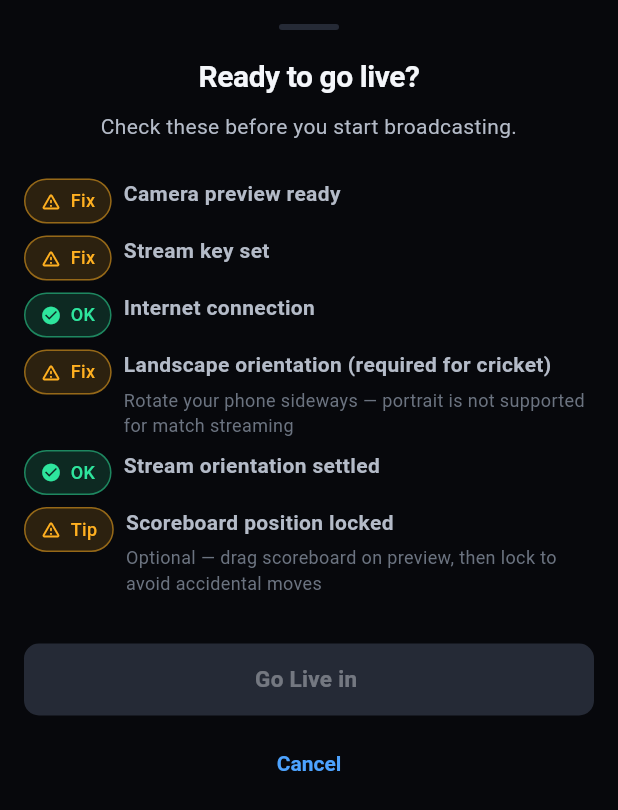
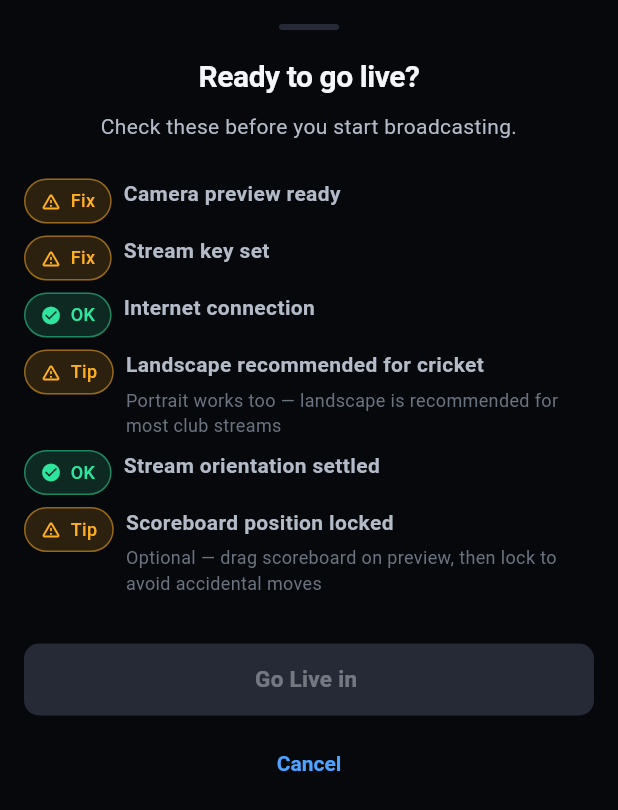
Before and after one commit to g-krish93/score, a Flutter app: the GoLivePreflightSheetContent widget shown alone on an empty page, opened directly with empty values, on a phone screen of 412 x 824 dp. Shown: the top 810 px of the screen. Run offline on Flutter 3.47's test engine with Material 3 defaults, Android fonts, the phone set to English and light mode, and no system bars; our stand-ins replace camera, connectivity_plus, firebase_analytics, firebase_core, firebase_crashlytics, flutter_secure_storage and 7 more; missing offline and left inert: flutter_reactive_ble, webview_flutter_android; accounts and stored records are empty; network calls fail.

Commit message:
Fix Go Live sheet scroll, optional portrait, and scoreboard position.
Scrollable preflight in landscape, detect orientation from sensor rotation, allow Go Live in portrait, and reset off-screen overlay strips from stale drag data.

Co-authored-by: Cursor <cursoragent@cursor.com>

```diff
--- a/cricrelay-stream/lib/screens/broadcast_screen.dart
+++ b/cricrelay-stream/lib/screens/broadcast_screen.dart
@@ -271,25 +271,31 @@ class _BroadcastScreenState extends State<BroadcastScreen> with WidgetsBindingOb
 
   void _applyOverlayLayoutForOrientation() {
     if (!mounted) return;
-    if (StreamOrientationHelper.isPortrait(context)) {
+    final landscape = StreamOrientationHelper.isLandscapeDisplayRotation(_displayRotation) ||
+        !StreamOrientationHelper.isPortrait(context);
+    if (_overlayPrefs.needsBottomStripReset) {
+      _overlayPrefs = _overlayPrefs.withVisibleBottomStrip(landscape: landscape);
+    } else if (landscape) {
+      _overlayPrefs = OverlayLayoutPrefs.cricketLandscape.copyWith(
+        theme: _overlayPrefs.theme,
+        size: _overlayPrefs.size,
+        density: _overlayPrefs.density,
+        anchorX: _overlayPrefs.anchorX,
+        bottomMargin: _overlayPrefs.bottomMargin.clamp(0, 48),
+        keepScreenOn: _overlayPrefs.keepScreenOn,
+        videoStabilization: _overlayPrefs.videoStabilization,
+      );
+    } else {
       _overlayPrefs = OverlayLayoutPrefs(
         size: _overlayPrefs.size,
         theme: _overlayPrefs.theme,
         density: _overlayPrefs.density,
         heightFraction: 0.18,
         widthFraction: 0.92,
-        anchorX: 0.5,
+        anchorX: _overlayPrefs.anchorX,
         anchorY: 0.92,
-        bottomMargin: 12,
+        bottomMargin: _overlayPrefs.bottomMargin.clamp(0, 48),
         horizontalInset: 8,
-        keepScreenOn: _overlayPrefs.keepScreenOn,
-        videoStabilization: _overlayPrefs.videoStabilization,
-      );
-    } else {
-      _overlayPrefs = OverlayLayoutPrefs.cricketLandscape.copyWith(
-        theme: _overlayPrefs.theme,
-        size: _overlayPrefs.size,
-        density: _overlayPrefs.density,
         keepScreenOn: _overlayPrefs.keepScreenOn,
         videoStabilization: _overlayPrefs.videoStabilization,
       );
@@ -488,6 +494,10 @@ class _BroadcastScreenState extends State<BroadcastScreen> with WidgetsBindingOb
         if (_deviceProfile != null && _deviceProfile!.isLowTier && _overlayPrefs.videoStabilization) {
           _overlayPrefs = _overlayPrefs.copyWith(videoStabilization: false);
         }
+        if (_overlayPrefs.needsBottomStripReset) {
+          _overlayPrefs = _overlayPrefs.withVisibleBottomStrip(landscape: false);
+          await _overlayStore.saveLocal(_overlayPrefs);
+        }
       } catch (_) {}
       if (avOk) {
         await _loadOverlayWebView();
@@ -545,7 +555,7 @@ class _BroadcastScreenState extends State<BroadcastScreen> with WidgetsBindingOb
         await _loadOverlayWebView();
         await _syncNativeOverlay();
         if (mounted && StreamOrientationHelper.isPortrait(context)) {
-          setState(() => _status = 'Rotate to landscape for cricket — then tap Go Live');
+          setState(() => _status = 'Portrait mode — tap Go Live when ready (landscape recommended for cricket)');
         }
         return;
       }
@@ -566,7 +576,7 @@ class _BroadcastScreenState extends State<BroadcastScreen> with WidgetsBindingOb
       unawaited(_applyCameraOrientation().then((_) {
         if (!mounted) return;
         if (StreamOrientationHelper.isPortrait(context)) {
-          setState(() => _status = 'Rotate to landscape for cricket — then tap Go Live');
+          setState(() => _status = 'Portrait mode — tap Go Live when ready (landscape recommended for cricket)');
         } else {
           setState(() => _status = 'Landscape ready — tap Go Live when your destination is set');
         }
@@ -1059,8 +1069,10 @@ class _BroadcastScreenState extends State<BroadcastScreen> with WidgetsBindingOb
       cameraReady: camReady,
       streamKeySet: _hasStreamKey,
       overlayLocked: _overlayLocked,
-      orientationLabel: StreamOrientationHelper.labelFor(context),
+      orientationLabel: StreamOrientationHelper.labelFromDisplayRotation(_displayRotation),
       orientationChanged: _orientationChangedSincePrepare,
+      resolveOrientationLabel: () =>
+          StreamOrientationHelper.labelFromDisplayRotation(_displayRotation),
       resolveCameraReady: () async {
         if (_nativeCamera) {
           return _nativeCameraReady || await RtmpPlatform.isCameraReady;
@@ -1416,14 +1428,17 @@ class _BroadcastScreenState extends State<BroadcastScreen> with WidgetsBindingOb
             onChanged: _onOverlayLayoutChanged,
             onDragEnd: _persistOverlayLayout,
           ),
-        if (StreamOrientationHelper.isPortrait(context) && !_live && camReady)
+        if (StreamOrientationHelper.isPortrait(context) &&
+            !_live &&
+            camReady &&
+            !StreamOrientationHelper.isLandscapeDisplayRotation(_displayRotation))
           Positioned(
             top: 72,
             left: 12,
             right: 12,
             child: CrInfoBanner(
-              title: 'Rotate to landscape',
-              body: 'Cricket match streams require landscape. Turn your phone sideways, then tap Go Live.',
+              title: 'Landscape recommended',
+              body: 'Most cricket streams look best in landscape. Portrait is fine if you prefer.',
               accentColor: AppColors.warning,
             ),
           ),
@@ -1477,7 +1492,7 @@ class _BroadcastScreenState extends State<BroadcastScreen> with WidgetsBindingOb
             live: _live,
             paused: _streamPaused,
             qualityLabel: _quality.label.toUpperCase(),
-            orientationLabel: StreamOrientationHelper.isPortrait(context) ? 'Portrait' : 'Landscape',
+            orientationLabel: StreamOrientationHelper.labelFromDisplayRotation(_displayRotation),
             stabilizationOn: _overlayPrefs.videoStabilization,
             focusLocked: _focusLocked,
             scorerLabel: _scorerHudLabel,
--- a/cricrelay-stream/lib/widgets/draggable_overlay_frame.dart
+++ b/cricrelay-stream/lib/widgets/draggable_overlay_frame.dart
@@ -102,7 +102,7 @@ class _DraggableOverlayFrameState extends State<DraggableOverlayFrame> {
             onPanUpdate: (d) {
               final nx = ((left + w / 2 + d.delta.dx) / maxW).clamp(0.05, 0.95);
               final newTop = (top + d.delta.dy).clamp(0.0, maxH - h);
-              final newBottom = (maxH - newTop - h).clamp(0.0, maxH * 0.45);
+              final newBottom = (maxH - newTop - h).clamp(0.0, 48.0);
               _updateLocal(_local.copyWith(anchorX: nx, bottomMargin: newBottom));
             },
             child: frame,
--- a/cricrelay-stream/lib/widgets/go_live_preflight_sheet.dart
+++ b/cricrelay-stream/lib/widgets/go_live_preflight_sheet.dart
@@ -26,8 +26,8 @@ class GoLivePreflightResult {
 
   bool get isLandscape => orientationLabel == 'landscape';
 
-  /// Cricket broadcasts require landscape; overlay lock is optional.
-  bool get canGoLive => cameraReady && streamKeySet && networkOk && isLandscape;
+  /// Portrait and landscape are both allowed; checks are camera, key, and network.
+  bool get canGoLive => cameraReady && streamKeySet && networkOk;
 }
 
 Future<bool> _checkNetworkAvailable() async {
@@ -65,6 +65,7 @@ Future<bool> showGoLivePreflightSheet({
   required String orientationLabel,
   bool orientationChanged = false,
   Future<bool> Function()? resolveCameraReady,
+  String Function()? resolveOrientationLabel,
 }) async {
   final networkOk = await _checkNetworkAvailable();
   if (!context.mounted) return false;
@@ -93,6 +94,7 @@ Future<bool> showGoLivePreflightSheet({
           orientationChanged: orientationChanged,
         ),
         resolveCameraReady: resolveCameraReady,
+        resolveOrientationLabel: resolveOrientationLabel,
       );
     },
   );
@@ -105,10 +107,12 @@ class GoLivePreflightSheetContent extends StatefulWidget {
     super.key,
     required this.initial,
     this.resolveCameraReady,
+    this.resolveOrientationLabel,
   });
 
   final GoLivePreflightResult initial;
   final Future<bool> Function()? resolveCameraReady;
+  final String Function()? resolveOrientationLabel;
 
   @override
   State<GoLivePreflightSheetContent> createState() => _GoLivePreflightSheetContentState();
@@ -147,17 +151,20 @@ class _GoLivePreflightSheetContentState extends State<GoLivePreflightSheetConten
       cameraReady: false,
       probe: widget.resolveCameraReady,
     );
+    final orient = widget.resolveOrientationLabel?.call() ?? _orientationLabel;
     if (!mounted) return;
-    if (networkOk != _networkOk || cameraReady != _cameraReady) {
+    if (networkOk != _networkOk ||
+        cameraReady != _cameraReady ||
+        orient != _orientationLabel) {
       setState(() {
         _networkOk = networkOk;
         _cameraReady = cameraReady;
+        _orientationLabel = orient;
       });
     }
   }
 
-  bool get _canGoLive =>
-      _cameraReady && _streamKeySet && _networkOk && _orientationLabel == 'landscape';
+  bool get _canGoLive => _cameraReady && _streamKeySet && _networkOk;
 
   String get _goLiveButtonLabel {
     final mode = _orientationLabel.toUpperCase();
@@ -166,13 +173,17 @@ class _GoLivePreflightSheetContentState extends State<GoLivePreflightSheetConten
 
   @override
   Widget build(BuildContext context) {
+    final maxH = MediaQuery.sizeOf(context).height * 0.92;
     return Padding(
       padding: EdgeInsets.fromLTRB(
         AppSpacing.md,
         AppSpacing.md,
         AppSpacing.md,
-        AppSpacing.md + MediaQuery.of(context).padding.bottom,
+        AppSpacing.md + MediaQuery.paddingOf(context).bottom,
       ),
+      child: ConstrainedBox(
+        constraints: BoxConstraints(maxHeight: maxH),
+        child: SingleChildScrollView(
           child: Column(
             mainAxisSize: MainAxisSize.min,
             crossAxisAlignment: CrossAxisAlignment.stretch,
@@ -200,15 +211,17 @@ class _GoLivePreflightSheetContentState extends State<GoLivePreflightSheetConten
               _CheckRow(label: 'Stream key set', ok: _streamKeySet),
               _CheckRow(label: 'Internet connection', ok: _networkOk),
               _CheckRow(
-            label: 'Landscape orientation (required for cricket)',
+                label: 'Landscape recommended for cricket',
                 ok: _orientationLabel == 'landscape',
+                optional: true,
                 hint: _orientationLabel == 'landscape'
-                ? 'Video will lock in this orientation when you go live'
-                : 'Rotate your phone sideways — portrait is not supported for match streaming',
+                    ? 'Good for wide pitch coverage — orientation locks when you go live'
+                    : 'Portrait works too — landscape is recommended for most club streams',
               ),
               _CheckRow(
                 label: 'Stream orientation settled',
                 ok: !_orientationChanged,
+                optional: true,
                 hint: _orientationChanged
                     ? 'You rotated since preview started — hold the phone how you want to stream'
                     : null,
@@ -224,9 +237,9 @@ class _GoLivePreflightSheetContentState extends State<GoLivePreflightSheetConten
               if (_orientationChanged) ...[
                 const SizedBox(height: AppSpacing.sm),
                 CrInfoBanner(
-              title: 'Rotate now',
+                  title: 'Set orientation',
                   body:
-                  'Hold the phone in the orientation you want viewers to see. '
+                      'Hold the phone how viewers should see the stream. '
                       'It will lock when you tap Go Live.',
                   accentColor: AppColors.warning,
                 ),
@@ -242,6 +255,8 @@ class _GoLivePreflightSheetContentState extends State<GoLivePreflightSheetConten
                 child: const Text('Cancel'),
               ),
             ],
+          ),
+        ),
       ),
     );
   }
--- a/cricrelay-stream/lib/widgets/match_day_wizard.dart
+++ b/cricrelay-stream/lib/widgets/match_day_wizard.dart
@@ -68,7 +68,7 @@ class _MatchDayWizardBodyState extends State<_MatchDayWizardBody> {
   int _step = 0;
 
   static const _steps = [
-    ('Landscape', 'Hold the phone sideways for cricket. You can set up in portrait, but Go Live requires landscape.'),
+    ('Landscape', 'Hold the phone sideways for cricket — recommended, but portrait works too.'),
     ('Destination', 'Paste your YouTube or Twitch stream key, or use a connected club channel.'),
     ('Scoring', 'Pick Auto (Play-Cricket), Manual (teammate scorer link), or BLE (advanced).'),
     ('Overlay', 'Drag the scoreboard frame on the preview. Lock it when positioned.'),
```
Also changed, not shown: cricrelay-stream/lib/models/overlay_layout_prefs.dart (+24 -1 lines), cricrelay-stream/lib/utils/stream_orientation.dart (+11 -0 lines), 1 other file. Lines whose indentation alone changed are shown as unchanged.
